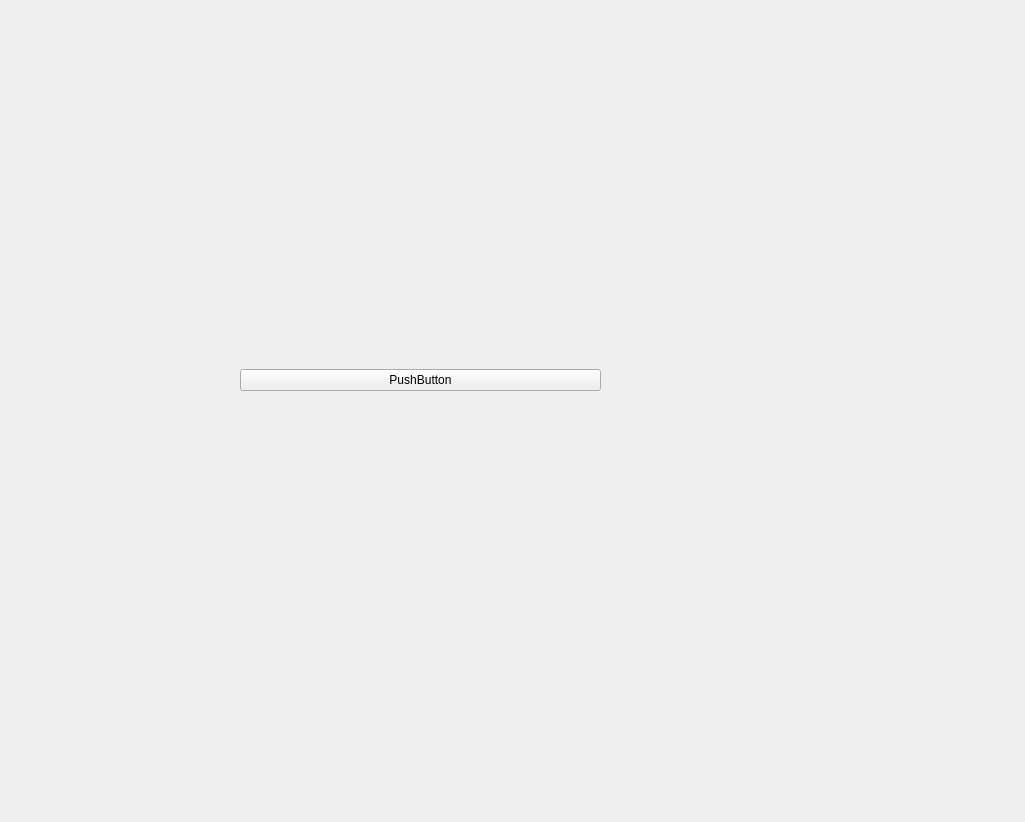
Before: the Qt Designer form src/dispobjmanager/mainwidget.ui in aguperezpala/linux-bluetooth-qt, drawn with Qt 5.
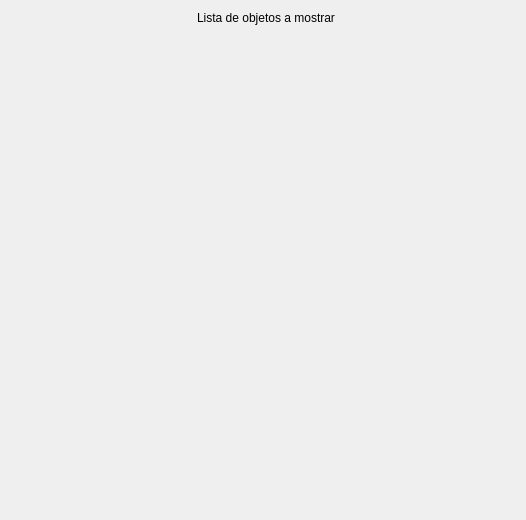
After: the same form once the commit is applied.

Commit message: algunos cambios mas... empezando con el mainwidget

```diff
--- a/src/dispobjmanager/mainwidget.ui
+++ b/src/dispobjmanager/mainwidget.ui
@@ -4,12 +4,12 @@
   <property name="windowModality" >
    <enum>Qt::NonModal</enum>
   </property>
-  <property name="geometry" >
+  <property name="geometry">
    <rect>
     <x>0</x>
     <y>0</y>
-    <width>1025</width>
-    <height>822</height>
+    <width>526</width>
+    <height>520</height>
    </rect>
   </property>
   <property name="sizePolicy" >
@@ -36,25 +36,31 @@
   <property name="windowTitle" >
    <string>Calculator Builder</string>
   </property>
-  <widget class="QWidget" name="gridLayoutWidget" >
-   <property name="geometry" >
-    <rect>
-     <x>240</x>
-     <y>190</y>
-     <width>361</width>
-     <height>381</height>
-    </rect>
+  <layout class="QFormLayout" name="formLayout">
+   <property name="fieldGrowthPolicy">
+    <enum>QFormLayout::AllNonFixedFieldsGrow</enum>
    </property>
-   <layout class="QGridLayout" name="gridLayout" >
-    <item row="0" column="0" >
-     <widget class="QPushButton" name="button1" >
-      <property name="text" >
-       <string>PushButton</string>
-      </property>
-     </widget>
-    </item>
-   </layout>
-  </widget>
+   <item row="0" column="1">
+    <layout class="QVBoxLayout" name="verticalLayout">
+     <property name="spacing">
+      <number>6</number>
+     </property>
+     <property name="sizeConstraint">
+      <enum>QLayout::SetMaximumSize</enum>
+     </property>
+     <item>
+      <widget class="QLabel" name="label">
+       <property name="text">
+        <string>Lista de objetos a mostrar</string>
+       </property>
+       <property name="alignment">
+        <set>Qt::AlignCenter</set>
+       </property>
+      </widget>
+     </item>
+    </layout>
+   </item>
+  </layout>
  </widget>
  <resources/>
  <connections/>
```
Left out of the diff: 21 changed lines with no effect on the pictures. The commit also changes 2 other files.
